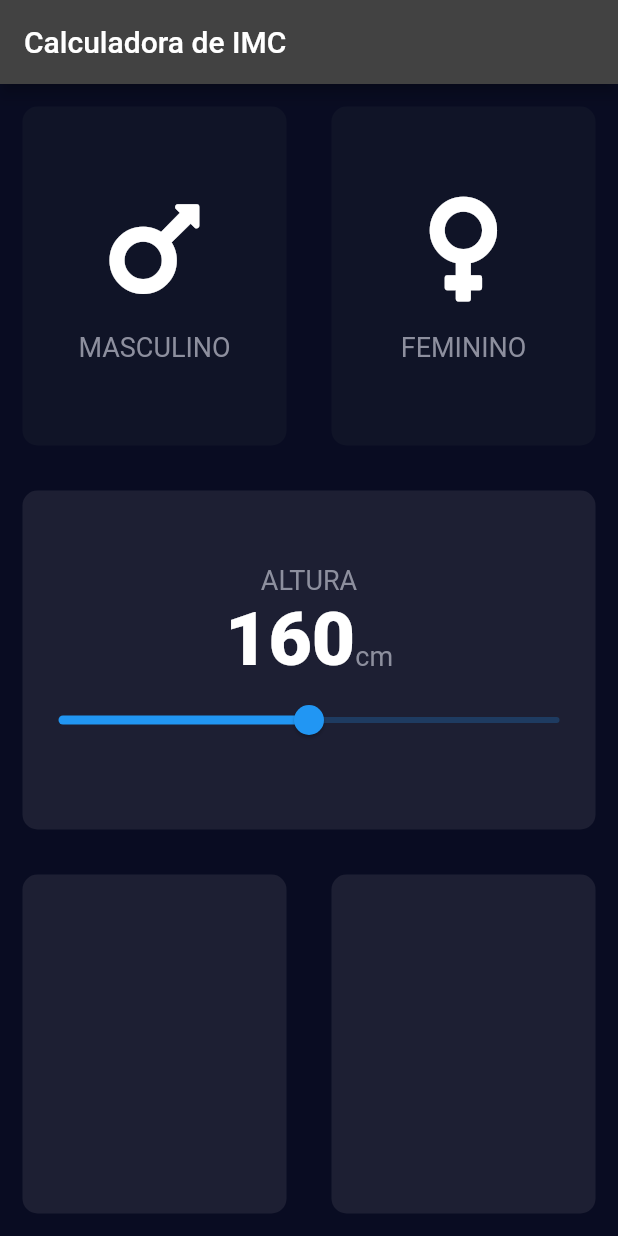
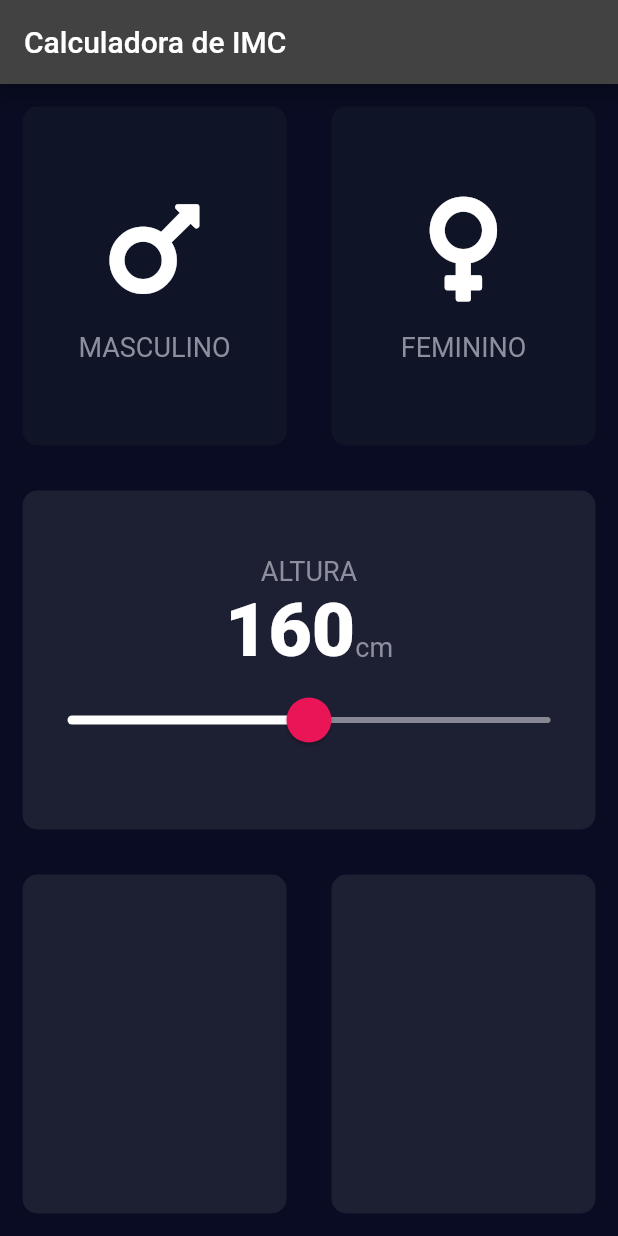
Before and after one commit to gregori/calc_imc, a Flutter app: the screen it shows after launch, on a phone screen of 412 x 824 dp. Run offline on Flutter 3.47's test engine with Material 2 defaults, Android fonts, the phone set to English and light mode, and no system bars; our stand-ins replace font_awesome_flutter.

Commit message:
Estilizar o slider

```diff
--- a/lib/constants.dart
+++ b/lib/constants.dart
@@ -2,6 +2,7 @@ import 'package:flutter/material.dart';
 
 const kActiveCardColor = Color(0xFF1D1F33);
 const kInactiveCardColor = Color(0xFF101427);
+const kButtonColor = Color(0xFFEA1556);
 
 const kNumberTextStyle = TextStyle(
   fontSize: 50.0,
--- a/lib/input_page.dart
+++ b/lib/input_page.dart
@@ -91,7 +91,18 @@ class _InputPageState extends State<InputPage> {
                         ),
                       ],
                     ),
-                    Slider(
+                    SliderTheme(
+                      data: SliderThemeData(
+                        activeTrackColor: Colors.white,
+                        inactiveTrackColor: Color(0xFF888895),
+                        thumbColor: kButtonColor,
+                        overlayColor: Color(0x29EA1556),
+                        thumbShape:
+                            RoundSliderThumbShape(enabledThumbRadius: 15.0),
+                        overlayShape:
+                            RoundSliderOverlayShape(overlayRadius: 30.0),
+                      ),
+                      child: Slider(
                         value: height.toDouble(),
                         onChanged: (double value) {
                           setState(() {
@@ -100,6 +111,7 @@ class _InputPageState extends State<InputPage> {
                         },
                         min: 100,
                         max: 220,
+                      ),
                     ),
                   ],
                 ),
```
Lines whose indentation alone changed are shown as unchanged.
